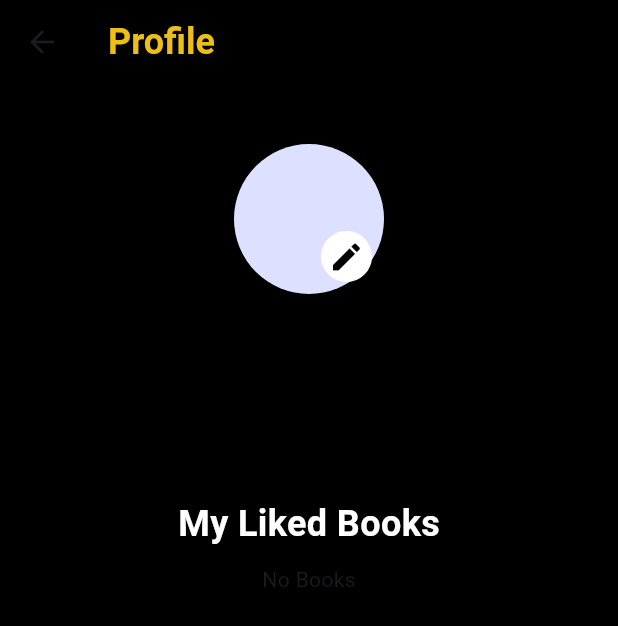
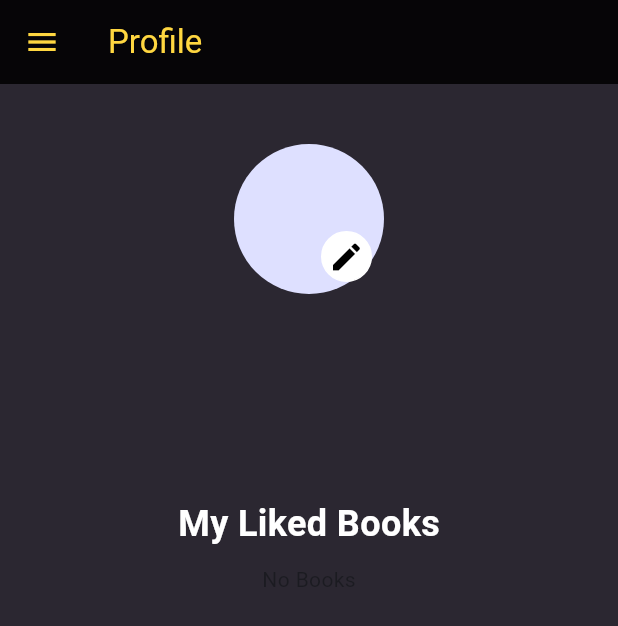
Before and after one commit to KelompokD02PBP/readify_app, a Flutter app: the MyHomePage screen opened directly, in the side drawer, after a tap on "Profile", on a phone screen of 412 x 824 dp. Shown: the top 626 px of the screen. Run offline on Flutter 3.47's test engine with Material 3 defaults, Android fonts, the phone set to English and light mode, and no system bars; our stand-ins replace image_picker, shared_preferences; accounts and stored records are empty; network calls fail; Roboto replaces fonts that are missing (GoogleDisplay).

Commit message:
sync with colour

```diff
--- a/lib/screens/HomePage.dart
+++ b/lib/screens/HomePage.dart
@@ -17,8 +17,8 @@ class _MyHomePageState extends State<MyHomePage> {
 
   bool kDebugMode=false;
 
-  var _books;
-  var _dropdownValue;
+  Future<List<Book>>? _books;
+  String? _dropdownValue;
   String? _searching;
 
   _MyHomePageState(){
@@ -62,7 +62,7 @@ class _MyHomePageState extends State<MyHomePage> {
       // melakukan decode response menjadi bentuk json
       var data = jsonDecode(utf8.decode(response.bodyBytes));
       if (kDebugMode) {
-        print("\n response:$data");
+        // print("\n response:$data");
       }
 
 
--- a/lib/screens/profile.dart
+++ b/lib/screens/profile.dart
@@ -4,6 +4,7 @@ import 'package:image_picker/image_picker.dart';
 import 'package:http/http.dart' as http;
 import 'package:readify_app/classes/pbp_django_auth.dart';
 import 'package:provider/provider.dart';
+import 'package:readify_app/widgets/Drawer.dart';
 import 'package:readify_app/widgets/carousel.dart';
 import 'dart:convert';
 
@@ -91,17 +92,18 @@ class _ProfilePageState extends State<ProfilePage> {
     final request = context.watch<CookieRequest>();
     debugPrint(request.jsonData.toString());
     return Scaffold(
-        backgroundColor: Colors.black,
         appBar: AppBar(
-          title: const Text('Profile'),
-          titleTextStyle: const TextStyle(
-            color: Color.fromRGBO(236, 190, 23, 1.0),
-            fontSize: 24,
-            fontWeight: FontWeight.bold,
-          ),
-          backgroundColor: Colors.black,
+        title: const Text(
+          'Profile',
+          style: TextStyle(fontFamily:"GoogleDisplay"),
         ),
+        backgroundColor: Colors.black87,
+        foregroundColor: Colors.amberAccent,
+      ),
+      drawer: const EndDrawer(),
+        backgroundColor: const Color.fromARGB(255, 43, 39, 49),
         body: SingleChildScrollView(
+
           child: Center(
             child: Padding(
               padding: const EdgeInsets.only(top: 40.0),
@@ -170,6 +172,7 @@ class _ProfilePageState extends State<ProfilePage> {
                             const SizedBox(height: 10),
                             TextFormField(
                               controller: _passwordController,
+                              obscureText: true,
                               decoration: const InputDecoration(
                                 labelText: 'Password',
                                 labelStyle: TextStyle(
--- a/lib/screens/register.dart
+++ b/lib/screens/register.dart
@@ -22,7 +22,7 @@ class _RegisterPageState extends State<RegisterPage> {
   final TextEditingController _addressController = TextEditingController();
   final _imagePicker = ImagePicker();
   XFile? _imagePicked;
-  Text imageName = const Text("");
+  Text imageName = const Text("",style: TextStyle(color: Color.fromARGB(179, 255, 255, 255)));
 
   @override
   Widget build(BuildContext context) {
@@ -100,7 +100,7 @@ class _RegisterPageState extends State<RegisterPage> {
 
                     debugPrint(imagePicked.path);
 
-                    Text nextText = Text(imagePicked.name);
+                    Text nextText = Text(imagePicked.name,style: const TextStyle(color: Color.fromARGB(179, 255, 255, 255)));
 
                     _imagePicked = imagePicked;
                     setState(() {
--- a/lib/widgets/Drawer.dart
+++ b/lib/widgets/Drawer.dart
@@ -16,7 +16,7 @@ class EndDrawer extends StatelessWidget {
         children: [
           const DrawerHeader(
             decoration: BoxDecoration(
-              color: Color.fromARGB(255, 56, 30, 103),
+              color: Colors.amberAccent,
             ),
             child: Column(
               children: [
@@ -26,18 +26,28 @@ class EndDrawer extends StatelessWidget {
                   style: TextStyle(
                     fontSize: 30,
                     fontWeight: FontWeight.bold,
-                    color: Colors.white,
+                    color: Colors.black87,
                   ),
                 ),
                 Padding(padding: EdgeInsets.all(10)),
-                Text("Review Buku!",
+                Text(
+                  "Review Buku!",
                   textAlign: TextAlign.center,
-                    style: TextStyle(color:Colors.white, fontSize: 15),
+                  style: TextStyle(color: Colors.black87, fontSize: 15),
                 ),
               ],
             ),
           ),
-
+          ListTile(
+            leading: const Icon(Icons.account_circle_outlined),
+            title: const Text('Profile'),
+            onTap: () {
+              Navigator.push(
+                context,
+                MaterialPageRoute(builder: (context) => const ProfilePage()),
+              );
+            },
+          ),
           ListTile(
             leading: const Icon(Icons.home_outlined),
             title: const Text('Halaman Utama'),
@@ -51,25 +61,17 @@ class EndDrawer extends StatelessWidget {
             },
           ),
           ListTile(
-              leading: const Icon(Icons.shopping_basket),
-              title: const Text('Profile'),
-              onTap: () {
-                  Navigator.push(
-                  context,
-                  MaterialPageRoute(builder: (context) => const ProfilePage()),
-                  );
-              },
-          ),
-          ListTile(
             leading: const Icon(Icons.logout),
             title: const Text('Logout'),
             onTap: () async {
               // Ganti URL dan jangan lupa tambahkan trailing slash (/) di akhir URL!
-              final response = await request.logout("https://readify-d02-tk.pbp.cs.ui.ac.id/api/logout/");
+              final response = await request
+                  .logout("https://readify-d02-tk.pbp.cs.ui.ac.id/api/logout/");
 
               String message = response["message"];
               if (response['status']) {
                 String uname = response["username"];
+                if (context.mounted) {
                   ScaffoldMessenger.of(context).showSnackBar(SnackBar(
                     content: Text("$message Sampai jumpa, $uname."),
                   ));
@@ -77,10 +79,13 @@ class EndDrawer extends StatelessWidget {
                     context,
                     MaterialPageRoute(builder: (context) => const LoginPage()),
                   );
+                }
               } else {
+                if (context.mounted) {
                   ScaffoldMessenger.of(context).showSnackBar(SnackBar(
                     content: Text("$message"),
                   ));
+                }
               }
             },
           ),
```
Also changed, not shown: lib/screens/login.dart (+10 -4 lines), lib/screens/edit_profile.dart (deleted). Lines whose indentation alone changed are shown as unchanged.
